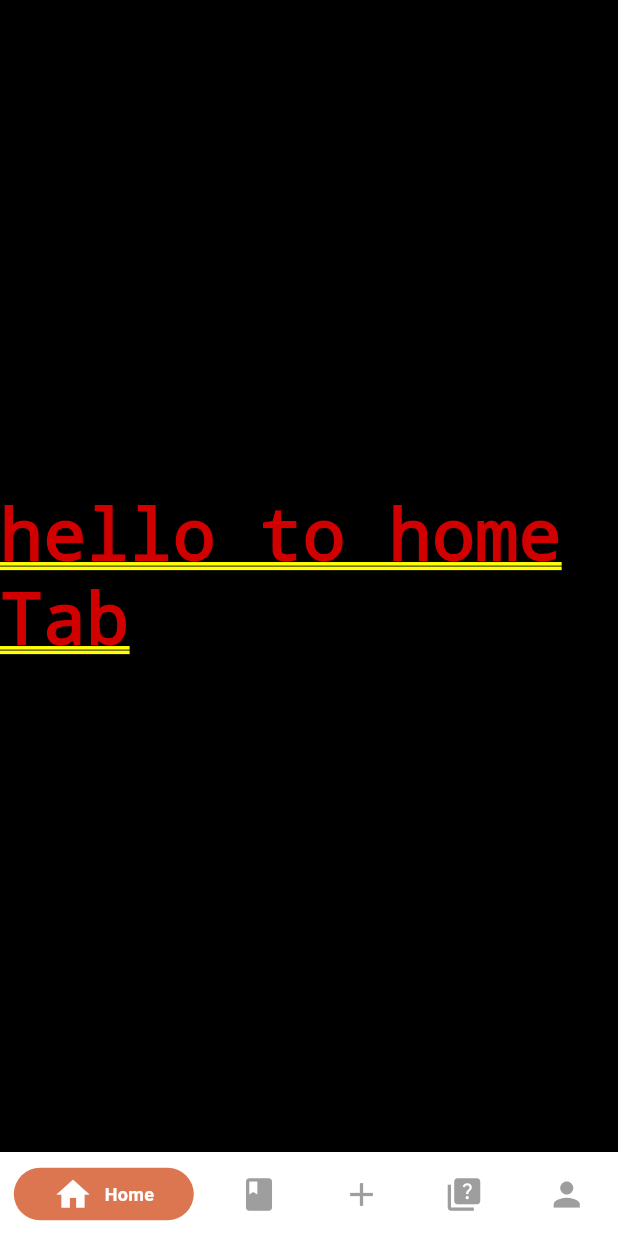
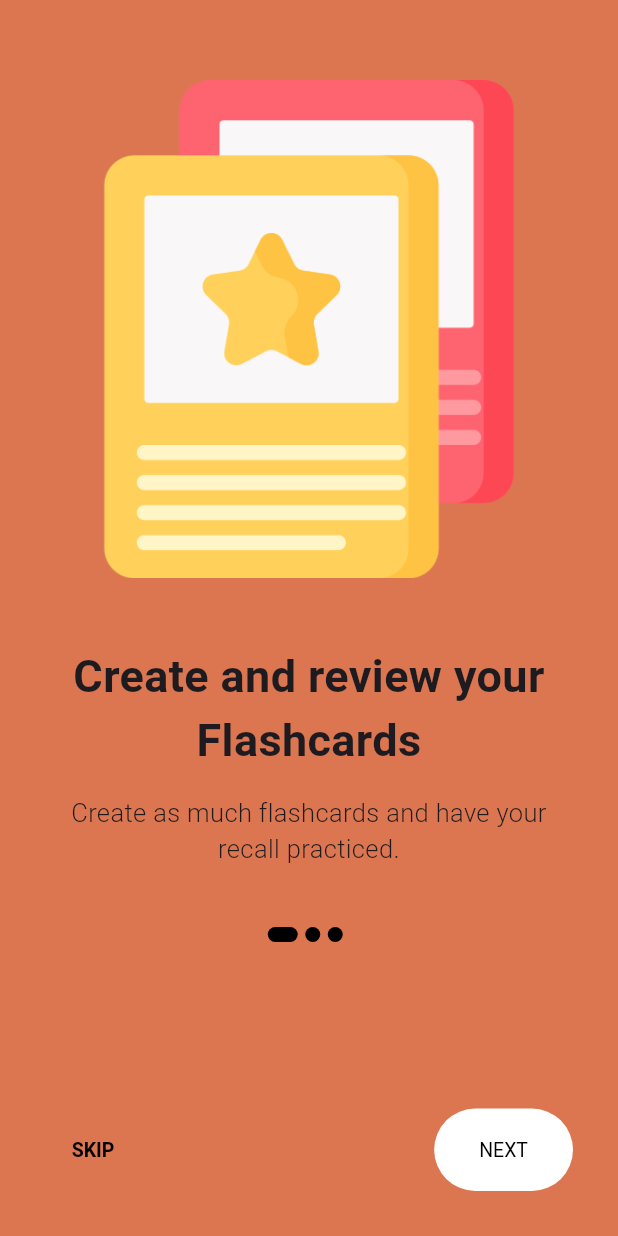
Before and after one commit to nyinj/studycard, a Flutter app: the screen it shows after launch, on a phone screen of 412 x 824 dp. Run offline on Flutter 3.47's test engine with Material 3 defaults, Android fonts, the phone set to English and light mode, and no system bars; drawn by our look-alikes of persistent_bottom_nav_bar; our stand-ins replace shared_preferences; Roboto replaces fonts that are missing (Mulish).

Commit message:
added onboard screen

```diff
--- a/lib/main.dart
+++ b/lib/main.dart
@@ -1,11 +1,13 @@
 import 'package:flutter/material.dart';
 import 'package:persistent_bottom_nav_bar/persistent_bottom_nav_bar.dart';
+import 'package:studycards/onboard/onboarding_screen.dart';
 import 'package:studycards/utils/colors.dart';
 import 'tabs/home_tab.dart';
 import 'tabs/flashcards_tab.dart';
 import 'tabs/create_tab.dart';
 import 'tabs/test_tab.dart';
 import 'tabs/profile_tab.dart';
+import 'package:shared_preferences/shared_preferences.dart';
 
 void main() {
   runApp(MyApp());
@@ -16,8 +18,22 @@ class MyApp extends StatelessWidget {
   Widget build(BuildContext context) {
     return MaterialApp(
       title: 'Persistent Bottom Navigation',
-      home: HomeScreen(),
+      home: FutureBuilder<bool>(
+        future: _checkIfOnboardingCompleted(),
+        builder: (context, snapshot) {
+          if (snapshot.connectionState == ConnectionState.waiting) {
+            return Center(child: CircularProgressIndicator());
+          } else {
+            return snapshot.data == true ? HomeScreen() : OnboardingScreen();
+          }
+        },
+      ),
     );
+  }
+
+  Future<bool> _checkIfOnboardingCompleted() async {
+    final prefs = await SharedPreferences.getInstance();
+    return prefs.getBool('onboarding_completed') ?? false;
   }
 }
 
@@ -85,7 +101,6 @@ class _HomeScreenState extends State<HomeScreen> {
     ];
   }
 
-
   @override
   Widget build(BuildContext context) {
     return PersistentTabView(
@@ -93,7 +108,7 @@ class _HomeScreenState extends State<HomeScreen> {
       controller: _controller,
       screens: _buildScreens(),
       items: _navBarsItems(),
-      navBarStyle: NavBarStyle.style7, // Set to Style 7
+      navBarStyle: NavBarStyle.style7,
       backgroundColor: Colors.white,
       handleAndroidBackButtonPress: true,
       resizeToAvoidBottomInset: true,
--- /dev/null
+++ b/lib/onboard/onboarding_contents.dart
@@ -0,0 +1,31 @@
+class OnboardingContents {
+  final String title;
+  final String image;
+  final String desc;
+
+  OnboardingContents({
+    required this.title,
+    required this.image,
+    required this.desc,
+  });
+}
+
+List<OnboardingContents> contents = [
+  OnboardingContents(
+    title: "Create and review your Flashcards",
+    image: "assets/flash-card.png",
+    desc: "Create as much flashcards and have your recall practiced.",
+  ),
+  OnboardingContents(
+    title: "Test Yourself",
+    image: "assets/study.png",
+    desc:
+        "Test your recalls with time limits",
+  ),
+  OnboardingContents(
+    title: "Export your flashcards",
+    image: "assets/export.png",
+    desc:
+        "Export or import your flashcards from anywhere.",
+  ),
+];
--- /dev/null
+++ b/lib/onboard/onboarding_screen.dart
@@ -0,0 +1,193 @@
+import 'package:flutter/material.dart';
+import 'package:shared_preferences/shared_preferences.dart';
+import 'package:studycards/main.dart';
+import 'package:studycards/onboard/size_config.dart';
+import 'package:studycards/onboard/onboarding_contents.dart';
+import 'package:studycards/utils/colors.dart';
+
+class OnboardingScreen extends StatefulWidget {
+  const OnboardingScreen({Key? key}) : super(key: key);
+
+  @override
+  State<OnboardingScreen> createState() => _OnboardingScreenState();
+}
+
+class _OnboardingScreenState extends State<OnboardingScreen> {
+  late PageController _controller;
+
+  @override
+  void initState() {
+    _controller = PageController();
+    super.initState();
+  }
+
+  int _currentPage = 0;
+  List<Color> colors = [
+    AppColors.red,
+    AppColors.blue,
+    AppColors.skin,
+  ];
+
+  AnimatedContainer _buildDots({int? index}) {
+    return AnimatedContainer(
+      duration: const Duration(milliseconds: 200),
+      decoration: const BoxDecoration(
+        borderRadius: BorderRadius.all(Radius.circular(50)),
+        color: Color(0xFF000000),
+      ),
+      margin: const EdgeInsets.only(right: 5),
+      height: 10,
+      curve: Curves.easeIn,
+      width: _currentPage == index ? 20 : 10,
+    );
+  }
+
+  Future<void> _completeOnboarding() async {
+    final prefs = await SharedPreferences.getInstance();
+    await prefs.setBool('onboarding_completed', true);
+
+    // Navigate to the home screen
+    Navigator.of(context).pushReplacement(
+      MaterialPageRoute(builder: (context) => HomeScreen()),
+    );
+  }
+
+  @override
+  Widget build(BuildContext context) {
+    SizeConfig().init(context);
+    double width = SizeConfig.screenW!;
+    double height = SizeConfig.screenH!;
+
+    return Scaffold(
+      backgroundColor: colors[_currentPage], // Use colors from your list
+      body: SafeArea(
+        child: Column(
+          children: [
+            Expanded(
+              flex: 3,
+              child: PageView.builder(
+                physics: const BouncingScrollPhysics(),
+                controller: _controller,
+                onPageChanged: (value) => setState(() => _currentPage = value),
+                itemCount: contents.length,
+                itemBuilder: (context, i) {
+                  return Padding(
+                    padding: const EdgeInsets.all(40.0),
+                    child: Column(
+                      children: [
+                        Expanded(
+                          child: Image.asset(contents[i].image),
+                        ),
+                        SizedBox(
+                          height: (height >= 840) ? 60 : 30,
+                        ),
+                        Text(
+                          contents[i].title,
+                          textAlign: TextAlign.center,
+                          style: TextStyle(
+                            fontFamily: "Mulish",
+                            fontWeight: FontWeight.w600,
+                            fontSize: (width <= 550) ? 30 : 35,
+                          ),
+                        ),
+                        const SizedBox(height: 15),
+                        Text(
+                          contents[i].desc,
+                          style: TextStyle(
+                            fontFamily: "Mulish",
+                            fontWeight: FontWeight.w300,
+                            fontSize: (width <= 550) ? 17 : 25,
+                          ),
+                          textAlign: TextAlign.center,
+                        )
+                      ],
+                    ),
+                  );
+                },
+              ),
+            ),
+            Expanded(
+              flex: 1,
+              child: Column(
+                mainAxisAlignment: MainAxisAlignment.spaceBetween,
+                children: [
+                  Row(
+                    mainAxisAlignment: MainAxisAlignment.center,
+                    children: List.generate(
+                      contents.length,
+                      (int index) => _buildDots(index: index),
+                    ),
+                  ),
+                  _currentPage + 1 == contents.length
+                      ? Padding(
+                          padding: const EdgeInsets.all(30),
+                          child: ElevatedButton(
+                            onPressed: _completeOnboarding,
+                            child: const Text("START"),
+                            style: ElevatedButton.styleFrom(
+                              backgroundColor: Colors.white,
+                              foregroundColor: Colors.black,
+                              shape: RoundedRectangleBorder(
+                                borderRadius: BorderRadius.circular(50),
+                              ),
+                              padding: (width <= 550)
+                                  ? const EdgeInsets.symmetric(horizontal: 100, vertical: 20)
+                                  : EdgeInsets.symmetric(horizontal: width * 0.2, vertical: 25),
+                              textStyle: TextStyle(fontSize: (width <= 550) ? 13 : 17),
+                            ),
+                          ),
+                        )
+                      : Padding(
+                          padding: const EdgeInsets.all(30),
+                          child: Row(
+                            mainAxisAlignment: MainAxisAlignment.spaceBetween,
+                            children: [
+                              TextButton(
+                                onPressed: () {
+                                  _controller.jumpToPage(2);
+                                },
+                                child: const Text(
+                                  "SKIP",
+                                  style: TextStyle(color: Colors.black),
+                                ),
+                                style: TextButton.styleFrom(
+                                  elevation: 0,
+                                  textStyle: TextStyle(
+                                    fontWeight: FontWeight.w600,
+                                    fontSize: (width <= 550) ? 13 : 17,
+                                  ),
+                                ),
+                              ),
+                              ElevatedButton(
+                                onPressed: () {
+                                  _controller.nextPage(
+                                    duration: const Duration(milliseconds: 200),
+                                    curve: Curves.easeIn,
+                                  );
+                                },
+                                child: const Text("NEXT"),
+                                style: ElevatedButton.styleFrom(
+                                  backgroundColor: Colors.white,
+                                  foregroundColor: Colors.black,
+                                  shape: RoundedRectangleBorder(
+                                    borderRadius: BorderRadius.circular(50),
+                                  ),
+                                  elevation: 0,
+                                  padding: (width <= 550)
+                                      ? const EdgeInsets.symmetric(horizontal: 30, vertical: 20)
+                                      : const EdgeInsets.symmetric(horizontal: 30, vertical: 25),
+                                  textStyle: TextStyle(fontSize: (width <= 550) ? 13 : 17),
+                                ),
+                              ),
+                            ],
+                          ),
+                        ),
+                ],
+              ),
+            ),
+          ],
+        ),
+      ),
+    );
+  }
+}
--- /dev/null
+++ b/lib/onboard/size_config.dart
@@ -0,0 +1,17 @@
+import 'package:flutter/material.dart';
+
+class SizeConfig {
+  static MediaQueryData? _mediaQueryData;
+  static double? screenW;
+  static double? screenH;
+  static double? blockH;
+  static double? blockV;
+
+  void init(BuildContext context) {
+    _mediaQueryData = MediaQuery.of(context);
+    screenW = _mediaQueryData!.size.width;
+    screenH = _mediaQueryData!.size.height;
+    blockH = screenW! / 100;
+    blockV = screenH! / 100;
+  }
+}
--- a/pubspec.yaml
+++ b/pubspec.yaml
@@ -31,7 +31,7 @@ dependencies:
   flutter:
     sdk: flutter
   persistent_bottom_nav_bar: any
-
+  shared_preferences: ^2.3.2
 
   # The following adds the Cupertino Icons font to your application.
   # Use with the CupertinoIcons class for iOS style icons.
@@ -58,6 +58,10 @@ flutter:
   # included with your application, so that you can use the icons in
   # the material Icons class.
   uses-material-design: true
+  assets:
+    - assets/flash-card.png
+    - assets/study.png
+    - assets/export.png
 
   # To add assets to your application, add an assets section, like this:
   # assets:
```
Also changed, not shown: assets/export.png (added), assets/flash-card.png (added), assets/study.png (added), pubspec.lock, 10 other files. Lines whose indentation alone changed are shown as unchanged.
